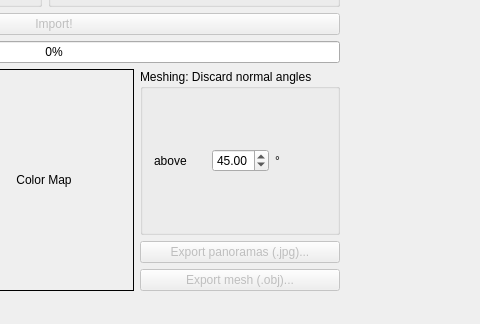
First picture: the form in PointCloud2Blender/mainwindow.ui, repository GSORF/PointCloud2Blender, before the edit; both pictures show x 243 to 723 and y 454 to 778 of the 956 by 778 pixel window.
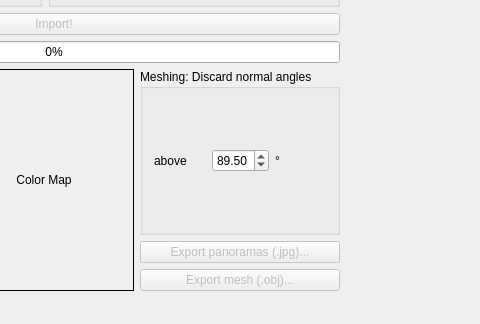
Second picture: the form after the edit. Icons and pictures are not drawn. Custom widgets are drawn as their Qt base class.

What changed in the file:
```diff
--- a/PointCloud2Blender/mainwindow.ui
+++ b/PointCloud2Blender/mainwindow.ui
@@ -635,7 +635,7 @@
                 <double>90.000000000000000</double>
                </property>
                <property name="value">
-                <double>45.000000000000000</double>
+                <double>89.500000000000000</double>
                </property>
               </widget>
              </item>
```
